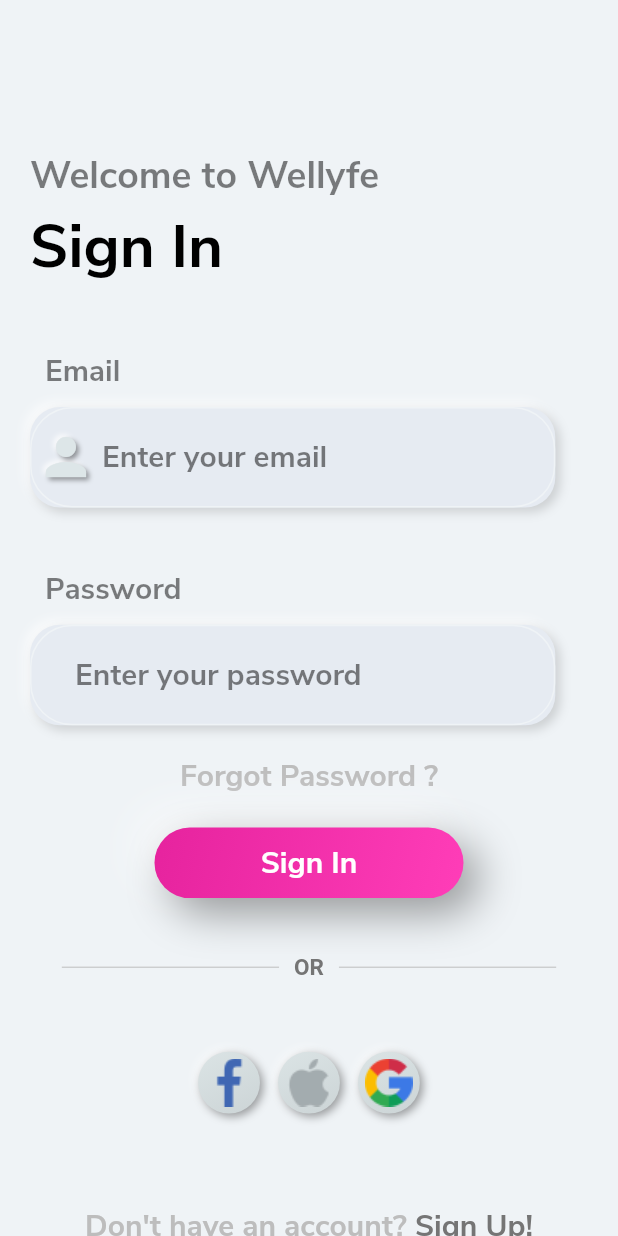
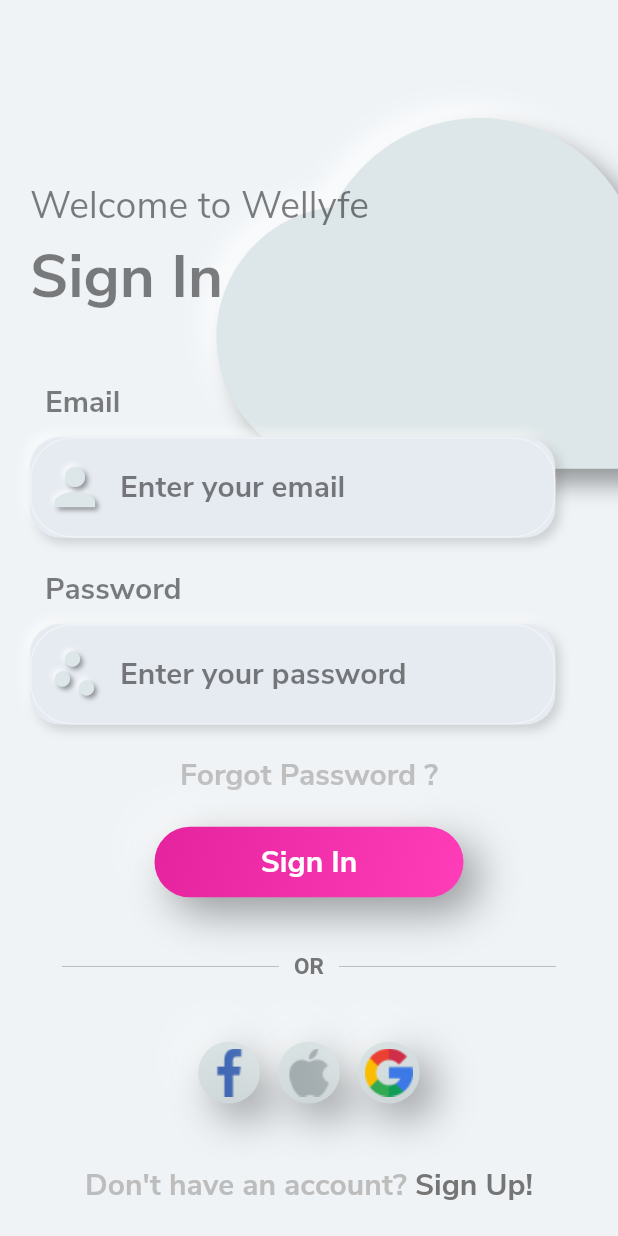
Before and after one commit to Elwinc2799/Wellyfe, a Flutter app: the screen it shows after launch, on a phone screen of 412 x 824 dp. Run offline on Flutter 3.47's test engine with Material 2 defaults, Android fonts, the phone set to English and light mode, and no system bars; drawn by our look-alikes of flutter_neumorphic; our stand-ins replace lottie.

Commit message:
Sign In update 3

```diff
--- /dev/null
+++ b/wellyfe_app/lib/Screen/SignInScreen/components/Background.dart
@@ -0,0 +1,44 @@
+import 'package:flutter/material.dart';
+import 'package:flutter_neumorphic/flutter_neumorphic.dart';
+import 'package:wellyfe_app/constants.dart';
+
+class Background extends StatelessWidget {
+  const Background({
+    Key? key,
+    required this.children,
+  }) : super(key: key);
+
+  final Widget children;
+
+  @override
+  Widget build(BuildContext context) {
+    Size size = MediaQuery.of(context).size;
+
+    return Container(
+      height: size.height,
+      width: size.width,
+      child: Stack(
+        alignment: Alignment.center,
+        children: [
+          Positioned(
+            top: size.height * 0.025,
+            right: -size.width * 0.2,
+            child: NeumorphicIcon(
+              Icons.wb_cloudy_sharp,
+              size: 350,
+              style: NeumorphicStyle(
+                shape: NeumorphicShape.convex,
+                depth: 20,
+                border: NeumorphicBorder(
+                  color: Colors.grey[300],
+                  width: 0.8,
+                ),
+              ),
+            ),
+          ),
+          children,
+        ],
+      ),
+    );
+  }
+}
--- a/wellyfe_app/lib/Screen/SignInScreen/components/Body.dart
+++ b/wellyfe_app/lib/Screen/SignInScreen/components/Body.dart
@@ -1,6 +1,7 @@
 import 'package:flutter/material.dart';
 import 'package:flutter_neumorphic/flutter_neumorphic.dart';
 import 'package:wellyfe_app/Screen/SignInScreen/components/AlreadyHaveAnAccount.dart';
+import 'package:wellyfe_app/Screen/SignInScreen/components/Background.dart';
 import 'package:wellyfe_app/Screen/SignInScreen/components/OrDivider.dart';
 import 'package:wellyfe_app/Screen/SignInScreen/components/SignInButton.dart';
 import 'package:wellyfe_app/Screen/SignInScreen/components/SignInForm.dart';
@@ -11,7 +12,8 @@ class Body extends StatelessWidget {
   Widget build(BuildContext context) {
     Size size = MediaQuery.of(context).size;
 
-    return Padding(
+    return Background(
+      children: Padding(
         padding: const EdgeInsets.fromLTRB(20.0, 100.0, 20.0, 0),
         child: Column(
           mainAxisAlignment: MainAxisAlignment.center,
@@ -22,7 +24,7 @@ class Body extends StatelessWidget {
               style: TextStyle(
                 fontSize: 25,
                 fontFamily: "NunitoSans",
-              fontWeight: FontWeight.bold,
+                fontWeight: FontWeight.w400,
                 color: Colors.black.withOpacity(.5)
               ),
             ),
@@ -33,7 +35,7 @@ class Body extends StatelessWidget {
                 fontSize: 40,
                 fontFamily: "NunitoSans",
                 fontWeight: FontWeight.bold,
-              color: Colors.black,
+                color: Colors.black.withOpacity(.5)
               ),
             ),
             SizedBox(height: size.height * 0.05),
@@ -57,7 +59,7 @@ class Body extends StatelessWidget {
             SignInButton(),
             SizedBox(height: size.height * 0.025),
             OrDivider(),
-          SizedBox(height: size.height * 0.0125),
+            SizedBox(height: size.height * 0.005),
             Padding(
               padding: const EdgeInsets.fromLTRB(100.0, 0, 100.0, 0),
               child: Row(
@@ -78,9 +80,10 @@ class Body extends StatelessWidget {
                 ],
               ),
             ),
-          SizedBox(height: size.height * 0.05),
+            SizedBox(height: size.height * 0.025),
             AlreadyHaveAnAccount(press: () {}),
           ],
+        ),
       ),
     );
   }
--- a/wellyfe_app/lib/Screen/SignInScreen/components/SignInForm.dart
+++ b/wellyfe_app/lib/Screen/SignInScreen/components/SignInForm.dart
@@ -19,7 +19,7 @@ class _SignInFormState extends State<SignInForm> {
         children: [
           TextFieldLabel(label: "Email"),
           buildEmailFormField(),
-          SizedBox(height: size.height * 0.05),
+          SizedBox(height: size.height * 0.025),
           TextFieldLabel(label: "Password"),
           buildPasswordFormField(),
         ],
@@ -39,6 +39,10 @@ class _SignInFormState extends State<SignInForm> {
           enabledBorder: outlineBorder(),
           focusedBorder: outlineBorder(),
           contentPadding: EdgeInsets.symmetric(horizontal: 30, vertical: 20),
+          prefixIcon: Padding(
+              padding: EdgeInsets.symmetric(horizontal: 10),
+              child: NeumorphicIcon(Icons.scatter_plot_sharp, size: 40)
+          ),
         ),
         style: TextStyle(
           fontFamily: "NunitoSans",
@@ -63,7 +67,10 @@ class _SignInFormState extends State<SignInForm> {
           enabledBorder: outlineBorder(),
           focusedBorder: outlineBorder(),
           contentPadding: EdgeInsets.symmetric(horizontal: 30, vertical: 20),
-          prefixIcon: NeumorphicIcon(Icons.person, size: 40),
+          prefixIcon: Padding(
+            padding: EdgeInsets.symmetric(horizontal: 10),
+            child: NeumorphicIcon(Icons.person, size: 40),
+          ),
         ),
         style: TextStyle(
           fontFamily: "NunitoSans",
--- a/wellyfe_app/lib/Screen/SignInScreen/components/SocialMediaIcon.dart
+++ b/wellyfe_app/lib/Screen/SignInScreen/components/SocialMediaIcon.dart
@@ -25,6 +25,8 @@ class SocialMediaIcon extends StatelessWidget {
           style: NeumorphicStyle(
             boxShape: NeumorphicBoxShape.circle(),
             shape: NeumorphicShape.convex,
+            lightSource: LightSource.topLeft,
+            depth: 20,
           ),
         ),
       ),
```
Also changed, not shown: 12 other files. Lines whose indentation alone changed are shown as unchanged.
